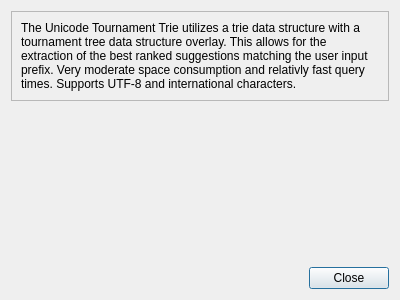
Above: plugins/unicodetournamenttrie/uttsettingsdialog.ui from shentok/MoNav before the change. Below: the same form after it.
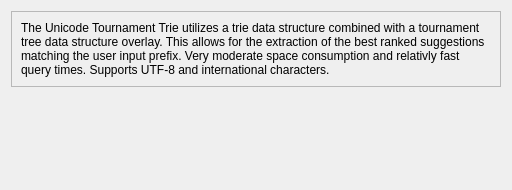
That is the form after the change.

What changed in the file:
```diff
--- a/plugins/unicodetournamenttrie/uttsettingsdialog.ui
+++ b/plugins/unicodetournamenttrie/uttsettingsdialog.ui
@@ -1,13 +1,13 @@
 <?xml version="1.0" encoding="UTF-8"?>
 <ui version="4.0">
  <class>UTTSettingsDialog</class>
- <widget class="QDialog" name="UTTSettingsDialog">
+ <widget class="QWidget" name="UTTSettingsDialog">
   <property name="geometry">
    <rect>
     <x>0</x>
     <y>0</y>
-    <width>400</width>
-    <height>300</height>
+    <width>512</width>
+    <height>190</height>
    </rect>
   </property>
   <property name="windowTitle">
@@ -26,7 +26,7 @@
       <item>
        <widget class="QLabel" name="label">
         <property name="text">
-         <string>The Unicode Tournament Trie utilizes a trie data structure with a tournament tree data structure overlay. This allows for the extraction of the best ranked suggestions matching the user input prefix. Very moderate space consumption and relativly fast query times. Supports UTF-8 and international characters.</string>
+         <string>The Unicode Tournament Trie utilizes a trie data structure combined with a tournament tree data structure overlay. This allows for the extraction of the best ranked suggestions matching the user input prefix. Very moderate space consumption and relativly fast query times. Supports UTF-8 and international characters.</string>
         </property>
         <property name="wordWrap">
          <bool>true</bool>
@@ -44,35 +44,11 @@
      <property name="sizeHint" stdset="0">
       <size>
        <width>20</width>
-       <height>133</height>
+       <height>40</height>
       </size>
      </property>
     </spacer>
    </item>
-   <item>
-    <layout class="QHBoxLayout" name="horizontalLayout">
-     <item>
-      <spacer name="horizontalSpacer">
-       <property name="orientation">
-        <enum>Qt::Horizontal</enum>
-       </property>
-       <property name="sizeHint" stdset="0">
-        <size>
-         <width>40</width>
-         <height>20</height>
-        </size>
-       </property>
-      </spacer>
-     </item>
-     <item>
-      <widget class="QPushButton" name="pushButton">
-       <property name="text">
-        <string>Close</string>
-       </property>
-      </widget>
-     </item>
-    </layout>
-   </item>
   </layout>
  </widget>
  <resources/>
```
Left out of the diff: 19 changed lines with no effect on the pictures.
